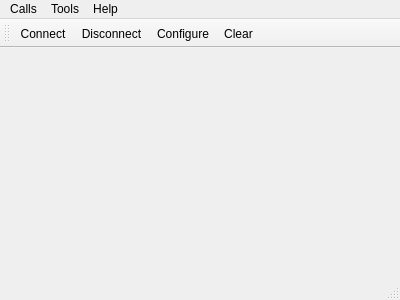
sunbibei/visualizer, file mainwindow.ui: the form before one commit.
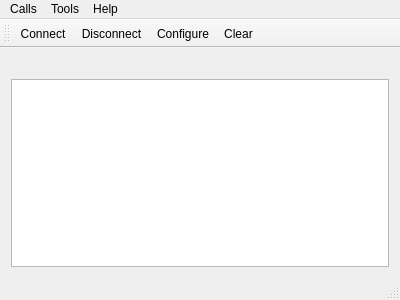
The form after the commit. Icons and pictures are not drawn.

What changed in the file:
```diff
--- a/mainwindow.ui
+++ b/mainwindow.ui
@@ -22,6 +22,9 @@
       </property>
      </widget>
     </item>
+    <item>
+     <widget class="QTextBrowser" name="textBrowser"/>
+    </item>
    </layout>
   </widget>
   <widget class="QMenuBar" name="menuBar">
```
